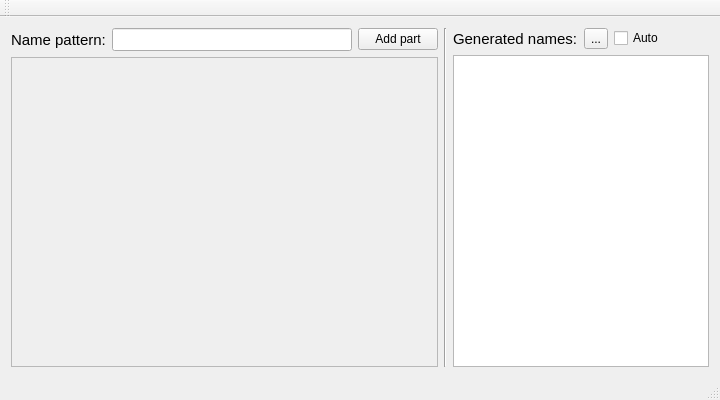
Qt form namegenerator.ui (sintell/NameGenerator) before a commit.
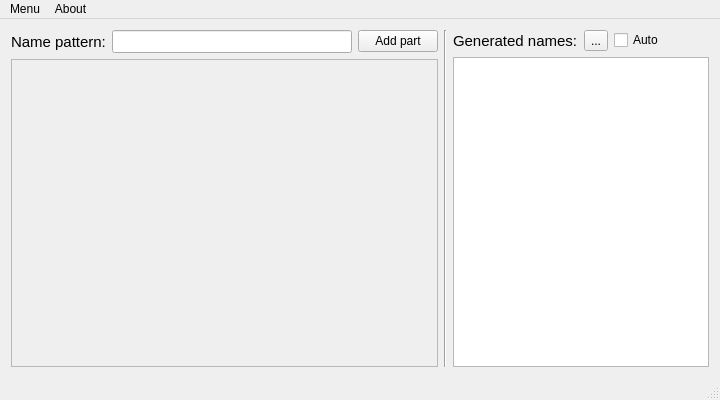
The same form after that commit. Icons and pictures are not drawn.

Diff of the .ui file:
```diff
--- a/namegenerator.ui
+++ b/namegenerator.ui
@@ -77,6 +77,16 @@
         <property name="text">
          <string>...</string>
         </property>
+        <property name="icon">
+         <iconset resource="resources.qrc">
+          <normaloff>:/icons/resouces/refresh_icon_16x16.png</normaloff>:/icons/resouces/refresh_icon_16x16.png</iconset>
+        </property>
+        <property name="iconSize">
+         <size>
+          <width>16</width>
+          <height>16</height>
+         </size>
+        </property>
        </widget>
       </item>
       <item row="0" column="2">
@@ -87,7 +97,16 @@
        </widget>
       </item>
       <item row="1" column="0" colspan="3">
-       <widget class="QTextEdit" name="textEdit"/>
+       <widget class="QTextEdit" name="te_NamesList">
+        <property name="font">
+         <font>
+          <pointsize>12</pointsize>
+         </font>
+        </property>
+        <property name="readOnly">
+         <bool>true</bool>
+        </property>
+       </widget>
       </item>
      </layout>
     </item>
@@ -109,7 +128,7 @@
          <x>0</x>
          <y>0</y>
          <width>427</width>
-         <height>289</height>
+         <height>310</height>
         </rect>
        </property>
        <layout class="QVBoxLayout" name="verticalLayout">
@@ -132,14 +151,26 @@
      <height>21</height>
     </rect>
    </property>
-  </widget>
-  <widget class="QToolBar" name="mainToolBar">
-   <attribute name="toolBarArea">
-    <enum>TopToolBarArea</enum>
-   </attribute>
-   <attribute name="toolBarBreak">
-    <bool>false</bool>
-   </attribute>
+   <widget class="QMenu" name="menuMenu">
+    <property name="title">
+     <string>Menu</string>
+    </property>
+    <addaction name="actionSave_current_pattern"/>
+    <addaction name="actionLoad_pattern"/>
+    <addaction name="separator"/>
+    <addaction name="actionQuit"/>
+   </widget>
+   <widget class="QMenu" name="menuAbout">
+    <property name="title">
+     <string>About</string>
+    </property>
+    <addaction name="actionAbout_programm"/>
+    <addaction name="actionAbout_Qt"/>
+    <addaction name="separator"/>
+    <addaction name="actionHelp"/>
+   </widget>
+   <addaction name="menuMenu"/>
+   <addaction name="menuAbout"/>
   </widget>
   <widget class="QStatusBar" name="statusBar"/>
  </widget>
```
Left out of the diff: 42 changed lines with no effect on the pictures.
